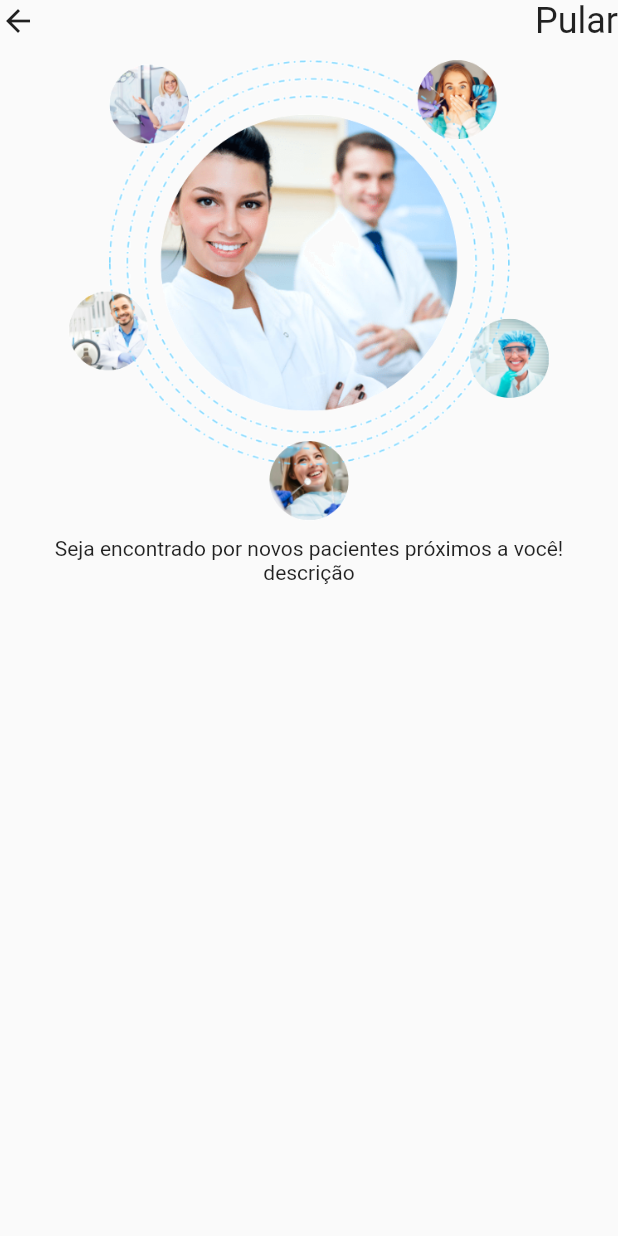
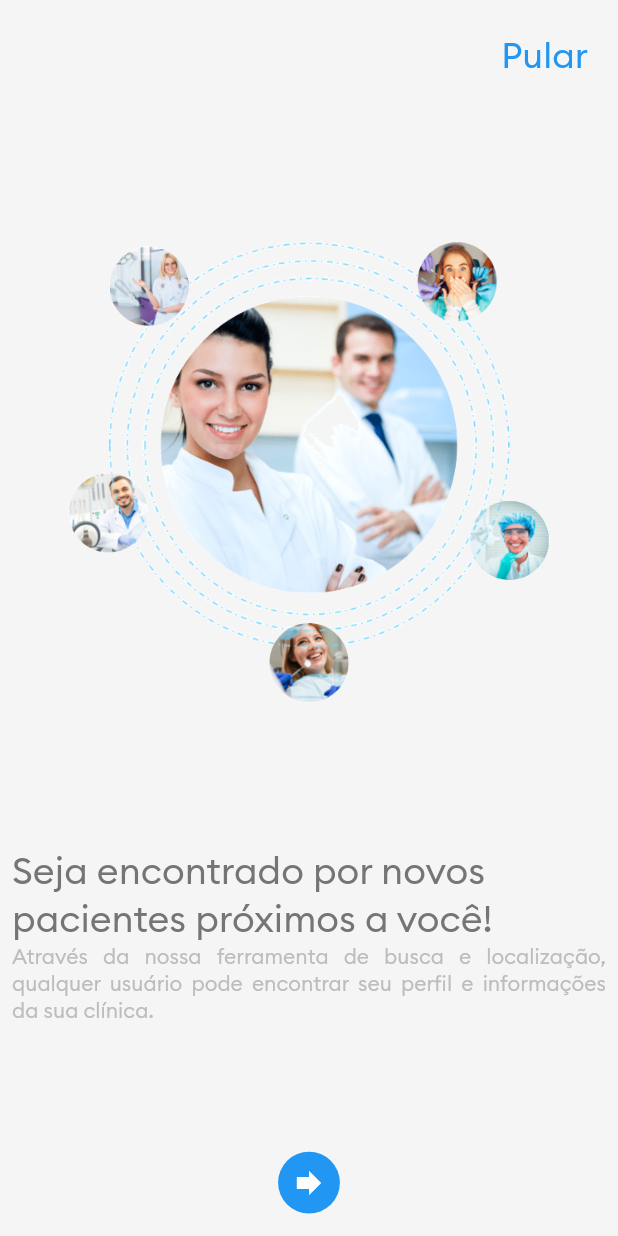
Before and after one commit to ricardo9n/ohdonto, a Flutter app: the screen it shows after launch, on a phone screen of 412 x 824 dp. Run offline on Flutter 3.47's test engine with Material 2 defaults, Android fonts, the phone set to English and light mode, and no system bars.

Commit message:
onboarding screen working

```diff
--- a/lib/app/pages/main_page.dart
+++ b/lib/app/pages/main_page.dart
@@ -1,8 +1,6 @@
 import 'package:flutter/material.dart';
 import 'package:ohdonto/app/main_page_controller.dart';
 import 'package:ohdonto/app/models/appointment.dart';
-import 'package:ohdonto/app/models/appointment_time.dart';
-import 'package:ohdonto/app/models/patient.dart';
 import 'package:ohdonto/app/pages/patient_request.dart';
 
 class MainPage extends StatefulWidget {
@@ -77,14 +75,15 @@ class _MainPagePageState extends State<MainPage> {
 
           for (int i = 0; i < appointmentList.length; i++) {
             widgetList
-                .add(new PatientRequestWidget(appointment: appointmentList[i]));
-            if (i < appointmentList.length - 1)
+                .add(PatientRequestWidget(appointment: appointmentList[i]));
+            if (i < appointmentList.length - 1) {
               widgetList.add(Container(
                   width: MediaQuery.of(context).size.width * 0.8,
-                  child: Divider(
+                  child: const Divider(
                     height: 25,
                     color: Colors.grey,
                   )));
+            }
           }
           //appointmentList.map( ); //TODO continuar!
 
--- /dev/null
+++ b/lib/app/pages/sigin_sigup.dart
@@ -0,0 +1,17 @@
+import 'package:flutter/material.dart';
+
+class SigInSigUpPage extends StatelessWidget {
+  const SigInSigUpPage({Key? key}) : super(key: key);
+
+  @override
+  Widget build(BuildContext context) {
+    return Scaffold(
+        body: Center(
+            child: ElevatedButton(
+      child: Text('Voltar!'),
+      onPressed: () {
+        Navigator.pop(context);
+      },
+    )));
+  }
+}
--- a/lib/get-start/onboarding-screen.dart
+++ /dev/null
@@ -1,60 +0,0 @@
-import 'package:flutter/material.dart';
-import 'package:ohdonto/get-start/onboarding-screen-controller.dart';
-
-class OnBoardingScreenWidget extends StatelessWidget {
-  PageController obsController = PageController();
-  late Size pageSize;
-  OnBoardingScreenWidget({Key? key}) : super(key: key);
-
-  @override
-  Widget build(BuildContext context) {
-    pageSize = MediaQuery.of(context).size;
-    return Scaffold(
-        body: SafeArea(
-      child: PageView(
-        controller: obsController,
-        children: [
-          _buildPage(),
-          _buildPage(),
-          _buildPage(),
-        ],
-      ),
-    ));
-  }
-
-  Widget _buildPage() {
-    return Column(children: [
-      Row(
-        mainAxisAlignment: MainAxisAlignment.spaceBetween,
-        children: [
-          _buildBackButton(),
-          _buildJumpText(),
-        ],
-      ),
-      Image.asset(
-        'assets/images/onboarding-dentists-front.png',
-        width: pageSize.width * 0.8,
-        height: pageSize.width * 0.8,
-      ),
-      const Text("Seja encontrado por novos pacientes próximos a você!",
-          style: TextStyle()),
-      const Text("descrição", style: TextStyle()),
-    ]);
-  }
-
-  Text _buildJumpText() {
-    return const Text(
-      "Pular",
-      style: TextStyle(fontSize: 24),
-    );
-  }
-
-  Widget _buildBackButton() {
-    return Container(
-      decoration: const BoxDecoration(
-        shape: BoxShape.circle,
-      ),
-      child: const Icon(Icons.arrow_back),
-    );
-  }
-}
--- /dev/null
+++ b/lib/get-start/onboarding_page_content.dart
@@ -0,0 +1,103 @@
+import 'package:flutter/material.dart';
+import 'package:ohdonto/app/pages/sigin_sigup.dart';
+
+class OnboardingPageContent extends StatelessWidget {
+  String imagePath;
+  String title;
+  String description;
+  PageController pageController = PageController();
+  int pageIndex;
+  int pagesLength;
+
+  OnboardingPageContent(
+      {Key? key,
+      required this.imagePath,
+      required this.title,
+      required this.description,
+      required this.pageController,
+      required this.pageIndex,
+      required this.pagesLength})
+      : super(key: key);
+
+  late Size pageSize;
+
+  @override
+  Widget build(BuildContext context) {
+    pageSize = MediaQuery.of(context).size;
+
+    return Column(mainAxisAlignment: MainAxisAlignment.spaceBetween, children: [
+      Padding(
+        padding: const EdgeInsets.all(12.0),
+        child: Row(
+          mainAxisAlignment: (pageIndex > 0)
+              ? MainAxisAlignment.spaceBetween
+              : MainAxisAlignment.end,
+          children: [
+            if (pageIndex > 0) _buildBackButton(),
+            _buildSkipText(context),
+          ],
+        ),
+      ),
+      Image.asset(
+        imagePath,
+        width: pageSize.width * 0.8,
+        height: pageSize.width * 0.8,
+      ),
+      Padding(
+        padding: const EdgeInsets.all(8.0),
+        child: Column(crossAxisAlignment: CrossAxisAlignment.start, children: [
+          Text(title,
+              style: TextStyle(fontSize: 25, color: Colors.grey.shade600)),
+          Text(description,
+              textAlign: TextAlign.justify,
+              style: TextStyle(
+                color: Colors.grey.shade400,
+              ))
+        ]),
+      ),
+      InkWell(
+        onTap: () {
+          pageController.nextPage(
+              duration: Duration(milliseconds: 300), curve: Curves.linear);
+        },
+        child: Container(
+          margin: const EdgeInsets.only(bottom: 15),
+          width: pageSize.width * 0.1,
+          height: pageSize.width * 0.1,
+          decoration: BoxDecoration(
+              color: Theme.of(context).primaryColor, shape: BoxShape.circle),
+          child: const Icon(Icons.forward, color: Colors.white),
+        ),
+      ),
+    ]);
+  }
+
+  Widget _buildSkipText(BuildContext context) {
+    return TextButton(
+      onPressed: () {
+        Navigator.push(
+            context, MaterialPageRoute(builder: (context) => SigInSigUpPage()));
+      },
+      child: const Text(
+        "Pular",
+        style: TextStyle(fontSize: 24),
+      ),
+    );
+  }
+
+  Widget _buildBackButton() {
+    return InkWell(
+      onTap: () {
+        pageController.previousPage(
+            duration: Duration(milliseconds: 300), curve: Curves.linear);
+      },
+      child: Container(
+        margin: const EdgeInsets.all(15),
+        decoration: const BoxDecoration(
+          shape: BoxShape.circle,
+        ),
+        child: const Icon(Icons.arrow_back),
+      ),
+    );
+  }
+}
--- /dev/null
+++ b/lib/get-start/onboarding_screen.dart
@@ -0,0 +1,47 @@
+import 'package:flutter/material.dart';
+import 'package:ohdonto/get-start/onboarding_page_content.dart';
+
+class OnBoardingScreenWidget extends StatelessWidget {
+  PageController obsController = PageController();
+  int pageIndex = 0;
+  OnBoardingScreenWidget({Key? key}) : super(key: key);
+
+  @override
+  Widget build(BuildContext context) {
+    return Scaffold(
+        body: SafeArea(
+      child: PageView(
+        controller: obsController,
+        children: [
+          OnboardingPageContent(
+            imagePath: 'assets/images/onboarding-dentists-front.png',
+            title: "Seja encontrado por novos pacientes próximos a você!",
+            description:
+                "Através da nossa ferramenta de busca e localização, qualquer usuário pode encontrar seu perfil e informações da sua clínica.",
+            pageController: obsController,
+            pageIndex: pageIndex++,
+            pagesLength: 3,
+          ),
+          OnboardingPageContent(
+              imagePath: 'assets/images/onboarding-appointment.png',
+              title: "2Seja encontrado por novos pacientes próximos a você!",
+              description:
+                  "Através da nossa ferramenta de busca e localização, qualquer usuário pode encontrar seu perfil e informações da sua clínica.",
+              pageController: obsController,
+              pageIndex: pageIndex++,
+              pagesLength: 3),
+          OnboardingPageContent(
+            imagePath: 'assets/images/onboarding-videocall.png',
+            title:
+                "Você não precisa mais dar seu número de contatos aos pacientes",
+            description:
+                "Através da nossa ferramenta de busca e localização, qualquer usuário pode encontrar seu perfil e informações da sua clínica.",
+            pageController: obsController,
+            pageIndex: pageIndex++,
+            pagesLength: 3,
+          ),
+        ],
+      ),
+    ));
+  }
+}
--- a/lib/main.dart
+++ b/lib/main.dart
@@ -1,6 +1,5 @@
 import 'package:flutter/material.dart';
-import 'app/pages/main_page.dart';
-import 'get-start/onboarding-screen.dart';
+import 'get-start/onboarding_screen.dart';
 
 void main() {
   runApp(const OhDontoApp());
@@ -14,8 +13,10 @@ class OhDontoApp extends StatelessWidget {
         debugShowCheckedModeBanner: false,
         title: 'oh donto!',
         theme: ThemeData(
-          primarySwatch: Colors.blue,
-        ),
+            primarySwatch: Colors.blue,
+            primaryColor: Colors.blue,
+            fontFamily: 'Euclid',
+            scaffoldBackgroundColor: Colors.grey.shade100),
         home: OnBoardingScreenWidget() //const MainPage(),
         );
   }
```
Also changed, not shown: lib/get-start/onboarding_screen_controller.dart (renamed from lib/get-start/onboarding-screen-controller.dart).
